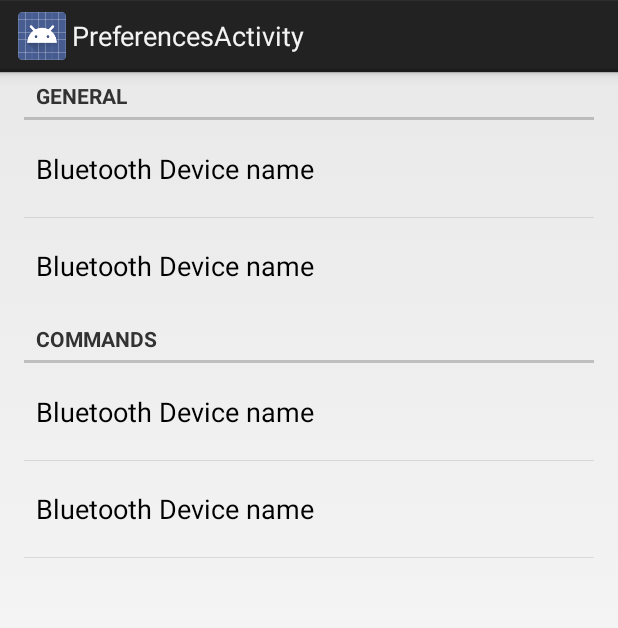
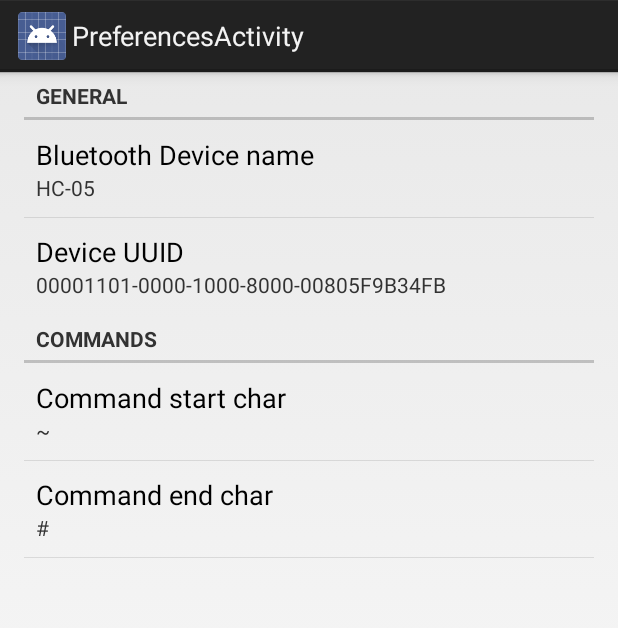
Before and after one commit to boremeister/OmniCon-Android, an Android app: the PreferencesActivity screen opened directly, with no data from a screen before it, on a phone screen of 412 x 824 dp. Shown: the top 628 px of the screen. Run offline under Robolectric (Android 15) with nearby library versions, the phone set to English and light mode, and no system bars.

Commit message:
a) preferences screen (not finished)

```diff
--- a/app/src/main/java/com/bd/bluemotor/PreferencesActivity.java
+++ b/app/src/main/java/com/bd/bluemotor/PreferencesActivity.java
@@ -12,8 +12,6 @@ public class PreferencesActivity extends PreferenceActivity {
     @Override
     protected void onCreate(Bundle savedInstanceState) {
         super.onCreate(savedInstanceState);
-        //setContentView(R.layout.activity_preferences);
-
         addPreferencesFromResource(R.xml.preferences);
 
     }
--- a/app/src/main/res/values/strings.xml
+++ b/app/src/main/res/values/strings.xml
@@ -30,9 +30,9 @@
 
     <!-- preferences activity screen -->
     <string name="label_bt_device_name">Bluetooth Device name</string>
-    <string name="label_command_start_char">Bluetooth Device name</string>
-    <string name="label_command_end_char">Bluetooth Device name</string>
-    <string name="label_device_uuid">Bluetooth Device name</string>
+    <string name="label_device_uuid">Device UUID</string>
+    <string name="label_command_start_char">Command start char</string>
+    <string name="label_command_end_char">Command end char</string>
 
     <!-- default settings values -->
     <string name="value_bt_default_device_name">HC-05</string>
--- a/app/src/main/res/xml/preferences.xml
+++ b/app/src/main/res/xml/preferences.xml
@@ -7,6 +7,7 @@
         <EditTextPreference
             android:key="device_name"
             android:title="@string/label_bt_device_name"
+            android:summary="@string/value_bt_default_device_name"
             android:defaultValue="@string/value_bt_default_device_name"
             android:selectAllOnFocus="true"
             android:inputType="text"
@@ -17,6 +18,7 @@
         <EditTextPreference
             android:key="device_uuid"
             android:title="@string/label_device_uuid"
+            android:summary="@string/value_default_device_uuid"
             android:defaultValue="@string/value_default_device_uuid"
             android:selectAllOnFocus="true"
             android:inputType="none"
@@ -31,6 +33,7 @@
         <EditTextPreference
             android:key="command_start_char"
             android:title="@string/label_command_start_char"
+            android:summary="@string/value_default_command_start_char"
             android:defaultValue="@string/value_default_command_start_char"
             android:selectAllOnFocus="true"
             android:inputType="text"
@@ -41,6 +44,7 @@
         <EditTextPreference
             android:key="command_end_char"
             android:title="@string/label_command_end_char"
+            android:summary="@string/value_default_command_end_char"
             android:defaultValue="@string/value_default_command_end_char"
             android:selectAllOnFocus="true"
             android:inputType="text"
@@ -50,8 +54,4 @@
 
     </PreferenceCategory>
 
-
-
-
-
 </PreferenceScreen>
```
Also changed, not shown: 1 other file.
